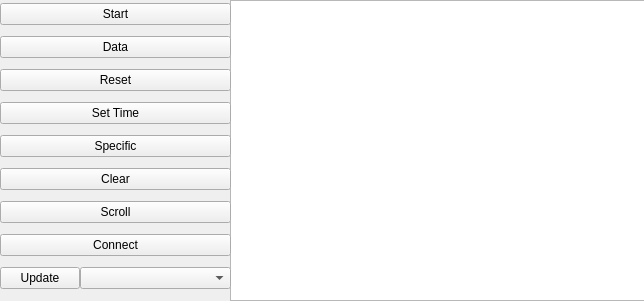
This is up/FloatUp/mainwindow.ui in igorek-murrom/Float as Qt 5 draws it before an edit. The edited form follows.
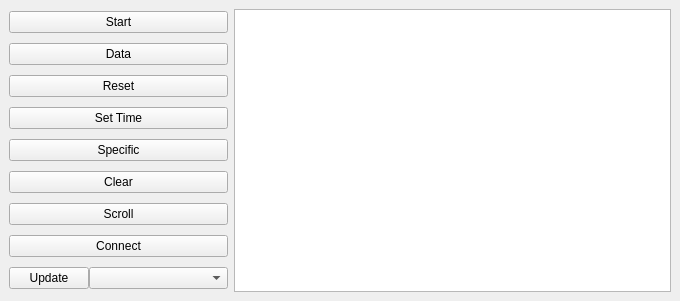
This is the edited form.

What changed in the file:
```diff
--- a/up/FloatUp/mainwindow.ui
+++ b/up/FloatUp/mainwindow.ui
@@ -6,7 +6,7 @@
    <rect>
     <x>0</x>
     <y>0</y>
-    <width>644</width>
+    <width>680</width>
     <height>301</height>
    </rect>
   </property>
@@ -14,28 +14,8 @@
    <string>MainWindow</string>
   </property>
   <widget class="QWidget" name="centralwidget">
-   <widget class="QListWidget" name="list">
-    <property name="geometry">
-     <rect>
-      <x>230</x>
-      <y>0</y>
-      <width>451</width>
-      <height>301</height>
-     </rect>
-    </property>
-    <property name="batchSize">
-     <number>100</number>
-    </property>
-   </widget>
-   <widget class="QWidget" name="verticalLayoutWidget">
-    <property name="geometry">
-     <rect>
-      <x>0</x>
-      <y>0</y>
-      <width>231</width>
-      <height>301</height>
-     </rect>
-    </property>
+   <layout class="QHBoxLayout" name="horizontalLayout" stretch="1,2">
+    <item>
     <layout class="QVBoxLayout" name="Panel">
      <property name="spacing">
       <number>8</number>
@@ -114,7 +94,15 @@
       </layout>
      </item>
     </layout>
-   </widget>
+    </item>
+    <item>
+     <widget class="QListWidget" name="list">
+      <property name="batchSize">
+       <number>100</number>
+      </property>
+     </widget>
+    </item>
+   </layout>
   </widget>
  </widget>
  <resources/>
```
Lines whose indentation alone changed are shown as unchanged.
